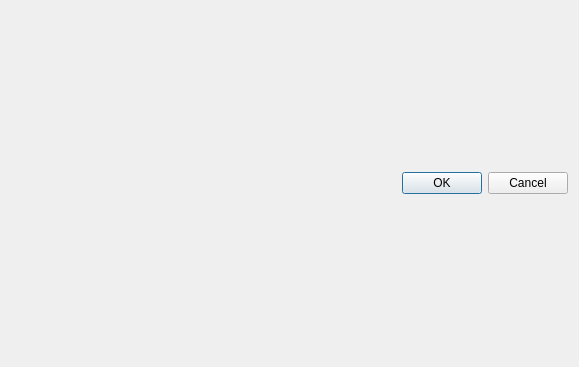
This is pyipk/qtipk/ui/map_diag.ui in Newterm/szarp as Qt 5 draws it before an edit. The edited form follows.
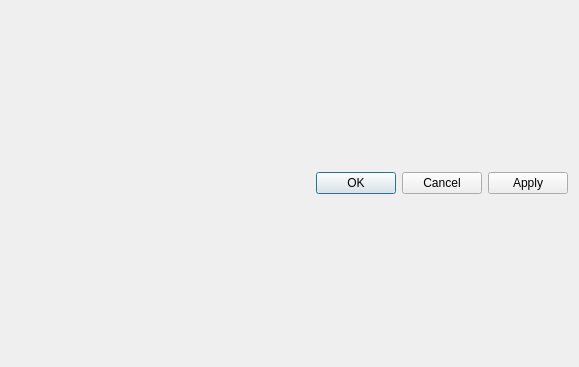
This is the edited form.

Diff of the .ui file:
```diff
--- a/pyipk/qtipk/ui/map_diag.ui
+++ b/pyipk/qtipk/ui/map_diag.ui
@@ -23,7 +23,7 @@
       <enum>Qt::Horizontal</enum>
      </property>
      <property name="standardButtons">
-      <set>QDialogButtonBox::Cancel|QDialogButtonBox::Ok</set>
+      <set>QDialogButtonBox::Apply|QDialogButtonBox::Cancel|QDialogButtonBox::Ok</set>
      </property>
     </widget>
    </item>
```
Left out of the diff: 27 changed lines with no effect on the pictures.
